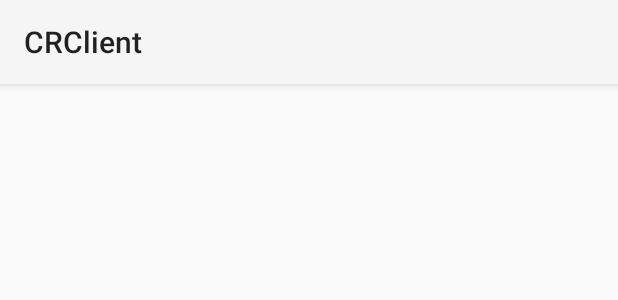
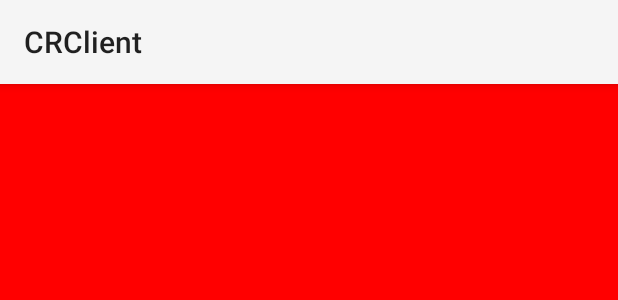
Before and after one commit to rwang82/CollectRouter, an Android app: the layout activity_main.xml on its own in the app's theme, with its tools: preview values and no code run, on a phone screen of 412 x 824 dp. Shown: the top 300 px of the screen. Run offline under Robolectric (Android 15) with nearby library versions, the light colour scheme and no system bars.

Commit message:
add FragmentNavigateHeader.

```diff
--- a/trunk/CRClient/app/build.gradle
+++ b/trunk/CRClient/app/build.gradle
@@ -7,7 +7,7 @@
     buildToolsVersion '21.0.2'
     defaultConfig {
         applicationId 'com.collectrouter.crclient'
-        minSdkVersion 8
+        minSdkVersion 19
         targetSdkVersion 21
         versionCode 1
         versionName '1.0'
@@ -18,9 +18,11 @@
             proguardFiles getDefaultProguardFile('proguard-android.txt'), 'proguard-rules.pro'
         }
     }
+    productFlavors {
+    }
 }
 
 dependencies {
-    compile fileTree(dir: 'libs', include: ['*.jar'])
+    compile fileTree(include: ['*.jar'], dir: 'libs')
     compile 'com.android.support:appcompat-v7:21.0.0'
 }
--- a/trunk/CRClient/app/src/main/res/layout/activity_main.xml
+++ b/trunk/CRClient/app/src/main/res/layout/activity_main.xml
@@ -5,17 +5,34 @@
     android:layout_width="match_parent"
     android:layout_height="match_parent">
     <!-- The main content view -->
-    <FrameLayout
-        android:id="@+id/content_frame"
+    <RelativeLayout
+        android:id="@+id/content_root"
         android:layout_width="match_parent"
-        android:layout_height="match_parent" />
+        android:layout_height="match_parent">
+        <LinearLayout
+            android:id="@+id/main_header"
+            android:layout_width="match_parent"
+            android:layout_height="wrap_content"
+            android:orientation="horizontal"
+            android:layout_alignParentTop="true"
+            android:background="#00ff00">
+        </LinearLayout>
+        <LinearLayout
+            android:id="@+id/content_frame"
+            android:layout_width="match_parent"
+            android:layout_height="wrap_content"
+            android:layout_below="@id/main_header"
+            android:layout_alignParentBottom="true"
+            android:background="#ff0000">
+        </LinearLayout>
+    </RelativeLayout>
     <!-- The navigation drawer -->
     <ListView android:id="@+id/left_drawer"
-        android:layout_width="240dp"
         android:layout_height="match_parent"
         android:layout_gravity="start"
         android:choiceMode="singleChoice"
         android:divider="@android:color/transparent"
         android:dividerHeight="0dp"
-        android:background="#ffffcc"/>
+        android:background="#ffffcc"
+        android:layout_width="wrap_content" />
 </android.support.v4.widget.DrawerLayout>
```
Also changed, not shown: trunk/CRClient/app/src/main/java/com/collectrouter/crclient/ui/ActivityMain.java (+11 -0 lines), trunk/CRClient/app/src/main/java/com/collectrouter/crclient/ui/FragmentNavigateHeader.java (added, +93 -0 lines).
